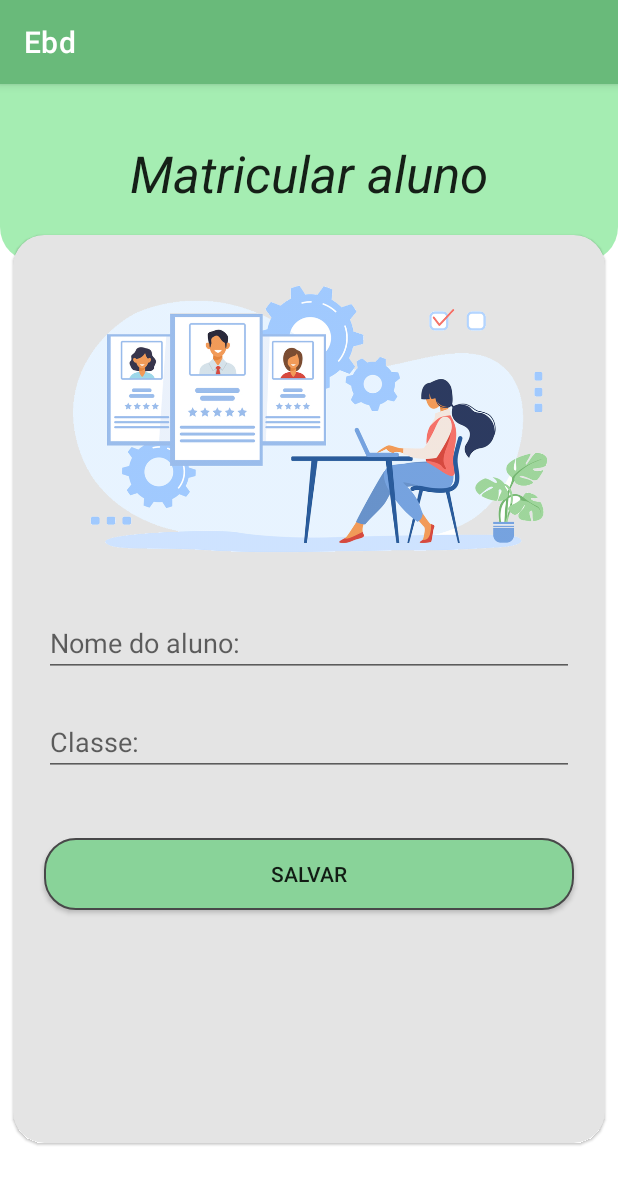
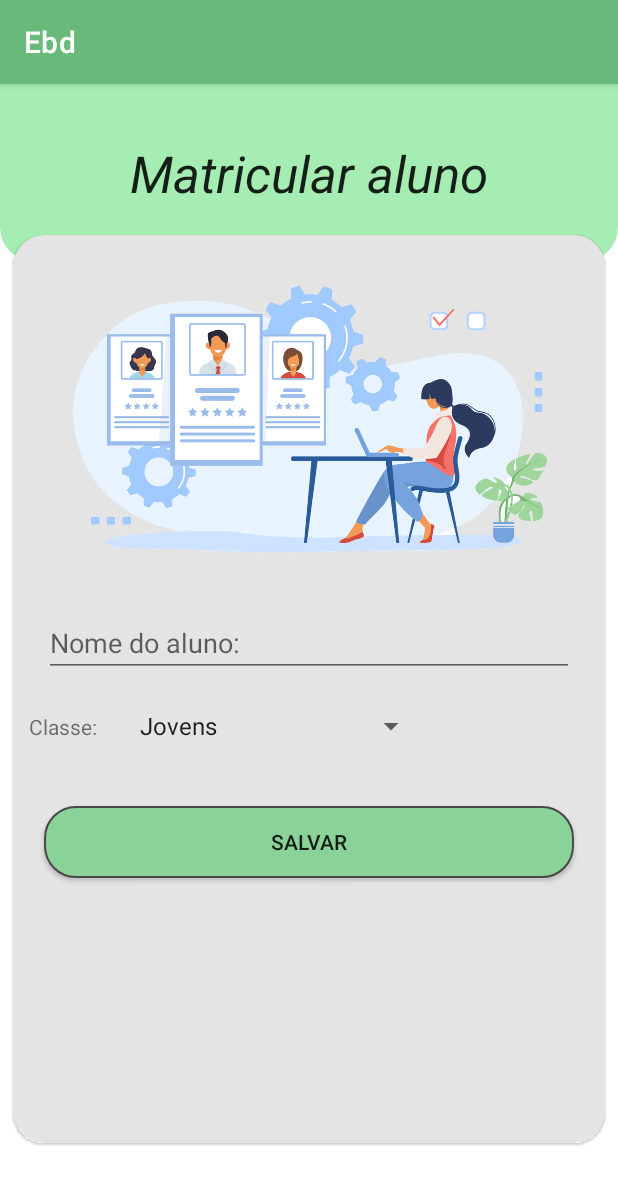
Before and after one commit to matheuspaz123/Ebd, an Android app: the MatriculaFragment screen opened through its navigation route, on a phone screen of 412 x 824 dp. Shown: the top 1185 px of the screen. Run offline under Robolectric (Android 15) with nearby library versions, the phone set to English and light mode, and no system bars; our stand-ins replace Firebase (no records; nobody signed in at launch, a user with empty details on screens opened directly), data binding, sdp/ssp sizes.

Commit message:
layout de matricula

```diff
--- a/app/src/main/java/com/example/ebd/UI/view/fragments/MatriculaFragment.kt
+++ b/app/src/main/java/com/example/ebd/UI/view/fragments/MatriculaFragment.kt
@@ -6,19 +6,28 @@ import android.view.LayoutInflater
 import android.view.View
 import android.view.ViewGroup
 import android.widget.Toast
+import android.widget.ArrayAdapter
 import com.example.ebd.R
 import com.example.ebd.data.model.Aluno
 import com.example.ebd.databinding.FragmentLogin2Binding
 import com.example.ebd.databinding.FragmentMatriculaBinding
 import com.google.firebase.firestore.ktx.firestore
 import com.google.firebase.ktx.Firebase
+import kotlinx.android.synthetic.main.fragment_matricula.view.*
 
 
 class MatriculaFragment : Fragment() {
 
     private lateinit var binding: FragmentMatriculaBinding
     private val db = Firebase.firestore
-
+    private var listaClasses = arrayOf(
+        "Jovens",
+        "Crianças",
+        "Adolecentes",
+        "Varões",
+        "Irmãs",
+        "Novos convertidos"
+    )
 
     override fun onCreate(savedInstanceState: Bundle?) {
         super.onCreate(savedInstanceState)
@@ -29,20 +38,30 @@ class MatriculaFragment : Fragment() {
         inflater: LayoutInflater, container: ViewGroup?,
         savedInstanceState: Bundle?
     ): View? {
-        binding = FragmentMatriculaBinding.bind(
-            inflater.inflate(
-                R.layout.fragment_matricula,
-                container,
-                false
-            )
+
+
+        val view = inflater.inflate(
+            R.layout.fragment_matricula,
+            container,
+            false
         )
+
+        binding = FragmentMatriculaBinding.bind(view)
+
+        var mArrayAdapter = ArrayAdapter(view.context, android.R.layout.simple_spinner_item, listaClasses)
+        //mArrayAdapter.setDropDownViewResource(android.R.layout.simple_spinner_dropdown_item)
+        view.matricula_sp_classe.adapter = mArrayAdapter
+
         var aluno = Aluno("teste", "testeclasse")
 
         binding.matriculaBtSalvar.setOnClickListener {
             aluno = Aluno(
                 binding.matriculaEtNome.text.toString(),
-                binding.matriculaEtClasse.text.toString()
+                "Jovens"
+                //binding.matriculaSpClasse.text.toString()
             )
+
+
 
             db.collection("usuarios")
                 .add(aluno)
@@ -62,7 +81,6 @@ class MatriculaFragment : Fragment() {
         }
 
 
-
         // Inflate the layout for this fragment
         return binding.root
     }
--- a/app/src/main/res/layout/fragment_matricula.xml
+++ b/app/src/main/res/layout/fragment_matricula.xml
@@ -1,9 +1,9 @@
 <?xml version="1.0" encoding="utf-8"?>
-<layout
-    xmlns:android="http://schemas.android.com/apk/res/android"
+<layout xmlns:android="http://schemas.android.com/apk/res/android"
     xmlns:app="http://schemas.android.com/apk/res-auto"
     xmlns:tools="http://schemas.android.com/tools"
     tools:context=".UI.view.fragments.MatriculaFragment">
+
     <data>
 
 
@@ -12,6 +12,7 @@
     <ScrollView
         android:layout_width="match_parent"
         android:layout_height="match_parent">
+
         <androidx.constraintlayout.widget.ConstraintLayout
             android:layout_width="match_parent"
             android:layout_height="match_parent">
@@ -76,13 +77,24 @@
 
                         app:layout_constraintTop_toBottomOf="@+id/matricula_iv_matricula" />
 
-                    <EditText
-                        android:id="@+id/matricula_et_classe"
-                        android:layout_width="match_parent"
+                    <TextView
+                        android:id="@+id/matricula_tv_classe"
+                        android:layout_width="wrap_content"
+                        android:layout_height="wrap_content"
+                        android:layout_marginHorizontal="@dimen/_8sdp"
+                        android:text="Classe:"
+                        app:layout_constraintBottom_toBottomOf="@+id/matricula_sp_classe"
+                        app:layout_constraintLeft_toLeftOf="parent"
+                        app:layout_constraintRight_toLeftOf="@+id/matricula_sp_classe"
+                        app:layout_constraintTop_toTopOf="@+id/matricula_sp_classe" />
+
+                    <Spinner
+                        android:id="@+id/matricula_sp_classe"
+                        android:layout_width="wrap_content"
                         android:layout_height="wrap_content"
                         android:layout_marginHorizontal="@dimen/_16sdp"
                         android:layout_marginTop="@dimen/_16sdp"
-                        android:hint="Classe:"
+                        app:layout_constraintLeft_toRightOf="@+id/matricula_tv_classe"
                         app:layout_constraintTop_toBottomOf="@+id/matricula_et_nome" />
 
                     <androidx.appcompat.widget.AppCompatButton
@@ -94,7 +106,7 @@
                         android:background="@drawable/button_login"
                         android:text="Salvar"
                         app:layout_constraintLeft_toLeftOf="parent"
-                        app:layout_constraintTop_toBottomOf="@+id/matricula_et_classe" />
+                        app:layout_constraintTop_toBottomOf="@+id/matricula_sp_classe" />
 
 
                 </androidx.constraintlayout.widget.ConstraintLayout>
```
Also changed, not shown: app/src/main/res/drawable/ic_class.xml (added, +90 -0 lines), app/src/main/res/drawable/ic_man.xml (added, +36 -0 lines), app/src/main/res/layout/fragment_lista_alunos.xml (+22 -3 lines), app/src/main/res/layout/recycler_lista.xml (+28 -5 lines).
